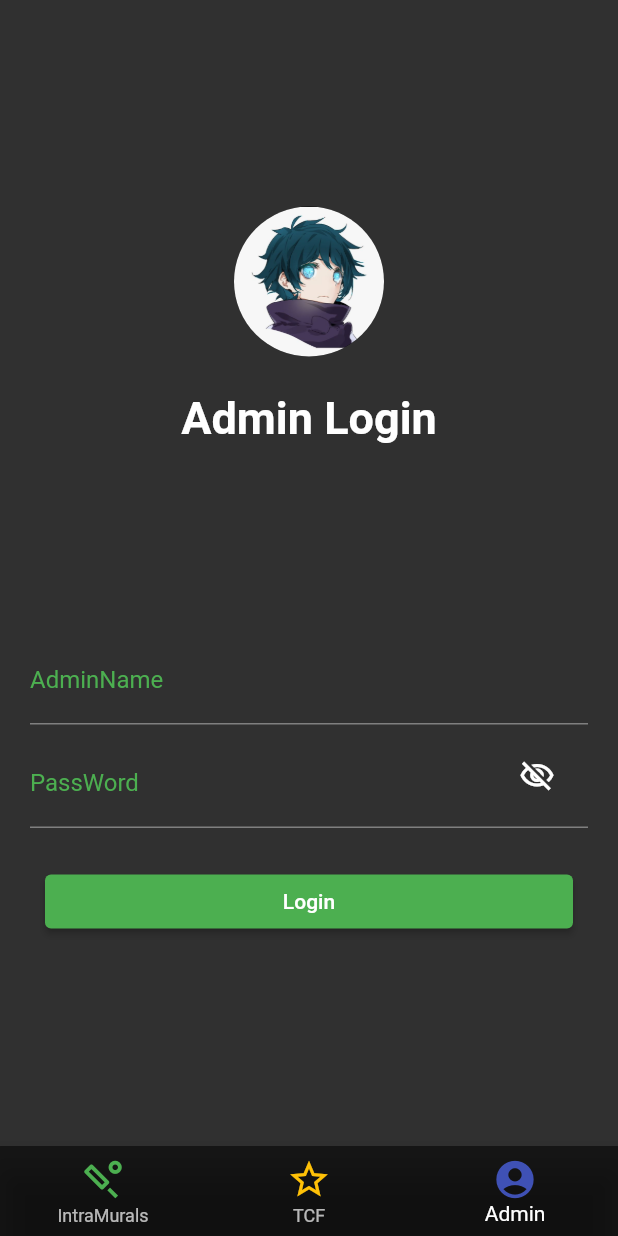
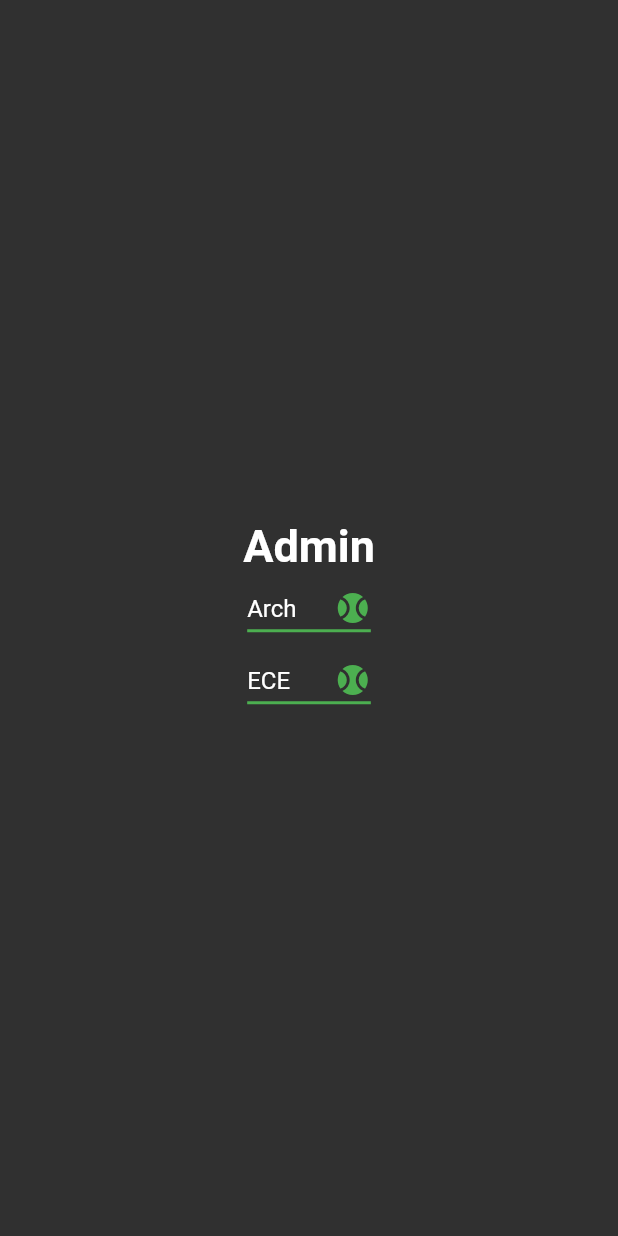
Before and after one commit to jaspal007/SAC_NITP, a Flutter app: the screen it shows after launch, item 3 of the bottom bar chosen, after a tap on "Login", on a phone screen of 412 x 824 dp. Run offline on Flutter 3.47's test engine with Material 2 defaults, Android fonts, the phone set to English and light mode, and no system bars.

Commit message:
Admin Login

```diff
--- /dev/null
+++ b/lib/admin.dart
@@ -0,0 +1,92 @@
+import 'package:flutter/material.dart';
+import 'global_variable.dart' as globals;
+
+globals.GlobalVariable _variable = globals.GlobalVariable();
+
+List<String> teams = _variable.getTeams();
+String dropDownValue1 = teams[1];
+String dropDownValue2 = teams.last;
+
+class MyAdmin extends StatefulWidget {
+  const MyAdmin({super.key});
+
+  @override
+  State<StatefulWidget> createState() {
+    return MyAdminState();
+  }
+}
+
+class MyAdminState extends State<MyAdmin> {
+  @override
+  Widget build(BuildContext context) {
+    return SafeArea(
+      child: Scaffold(
+        body: Container(
+          width: double.infinity,
+          padding: const EdgeInsets.all(10),
+          child: Column(
+            mainAxisAlignment: MainAxisAlignment.center,
+            children: [
+              const Text(
+                textAlign: TextAlign.left,
+                'Admin',
+                style: TextStyle(
+                  fontSize: 30,
+                  fontWeight: FontWeight.bold,
+                ),
+              ),
+              Container(
+                child: DropdownButton<String>(
+                  menuMaxHeight: 150,
+                  icon: const Icon(
+                    Icons.sports_baseball_rounded,
+                  ),
+                  iconEnabledColor: Colors.green,
+                  underline: Container(
+                    height: 2,
+                    color: Colors.green,
+                  ),
+                  value: dropDownValue1,
+                  onChanged: (String? values) {
+                    setState(() {
+                      dropDownValue1 = values!;
+                    });
+                  },
+                  items: teams.map<DropdownMenuItem<String>>((String value) {
+                    return DropdownMenuItem<String>(
+                      value: value,
+                      child: Text(value),
+                    );
+                  }).toList(),
+                ),
+              ),
+              DropdownButton<String>(
+                menuMaxHeight: 150,
+                icon: const Icon(
+                  Icons.sports_baseball_rounded,
+                ),
+                iconEnabledColor: Colors.green,
+                underline: Container(
+                  height: 2,
+                  color: Colors.green,
+                ),
+                value: dropDownValue2,
+                onChanged: (String? values) {
+                  setState(() {
+                    dropDownValue2 = values!;
+                  });
+                },
+                items: teams.map<DropdownMenuItem<String>>((String value) {
+                  return DropdownMenuItem<String>(
+                    value: value,
+                    child: Text(value),
+                  );
+                }).toList(),
+              ),
+            ],
+          ),
+        ),
+      ),
+    );
+  }
+}
--- a/lib/adminLogin.dart
+++ b/lib/admin_login.dart
@@ -1,8 +1,11 @@
 import 'package:flutter/material.dart';
 import 'package:sac_nitp/home.dart';
 import 'package:sac_nitp/info.dart';
-import 'package:sac_nitp/sample.dart';
+import 'package:sac_nitp/admin.dart';
 import './utility/text_input.dart';
+import 'global_variable.dart' as globals;
+
+globals.GlobalVariable _variable = globals.GlobalVariable();
 
 class AdminLogin extends StatefulWidget {
   const AdminLogin({super.key});
@@ -107,10 +110,16 @@ class _AdminLoginState extends State<AdminLogin> {
                       horizontal: 10,
                     ),
                     child: ElevatedButton(
-                      onPressed: () {},
+                      onPressed: () {
+                        Navigator.push(
+                          context,
+                          MaterialPageRoute(
+                            builder: (context) => const MyAdmin(),
+                          ),
+                        );
+                      },
                       style: const ButtonStyle(
-                        backgroundColor:
-                            MaterialStatePropertyAll(Colors.green),
+                        backgroundColor: MaterialStatePropertyAll(Colors.green),
                       ),
                       child: const Text('Login'),
                     ),
--- /dev/null
+++ b/lib/global_variable.dart
@@ -0,0 +1,32 @@
+List<String> games = <String>[
+  'ALL',
+  'TABLE TENNIS',
+  'CHESS',
+  'ATHLETICS',
+  'BASKETBALL',
+  'FOOTBALL',
+  'VOLLEYBALL',
+  'CRICKET',
+  'POWER SPORTS',
+  'KABADDI(W)',
+  'KABADDAI(M)',
+  'BADMINTON'
+];
+
+List<String> teams = <String>[
+  'CSE',
+  'Arch',
+  'Int. MSc',
+  'Civil',
+  'Women',
+  'Mech',
+  'EE',
+  'ECE'
+];
+
+class GlobalVariable {
+  List<String> getGames() => games;
+  void setGames(List<String>? value) => games = value!;
+  List<String> getTeams() => teams;
+  void setTeams(List<String>? value) => teams = value!;
+}
--- a/lib/main.dart
+++ b/lib/main.dart
@@ -1,7 +1,10 @@
 import 'package:flutter/material.dart';
 import 'package:sac_nitp/info.dart';
-import 'package:sac_nitp/adminLogin.dart';
+import 'package:sac_nitp/admin_login.dart';
 import 'home.dart';
+import 'global_variable.dart' as globals;
+
+globals.GlobalVariable _variable = globals.GlobalVariable();
 
 List<Widget> Pages = <Widget>[
   const MyHome(),
@@ -14,7 +17,7 @@ List<Widget> Pages = <Widget>[
     venue: "Open Air Theatre",
     remarks: "Do join us for the event",
   ),
-  AdminLogin(),
+  const AdminLogin(),
 ];
 int _currentIndex = 0;
 void main() {
```
Also changed, not shown: lib/home.dart (+3 -9 lines), lib/sample.dart (deleted, +0 -17 lines).
